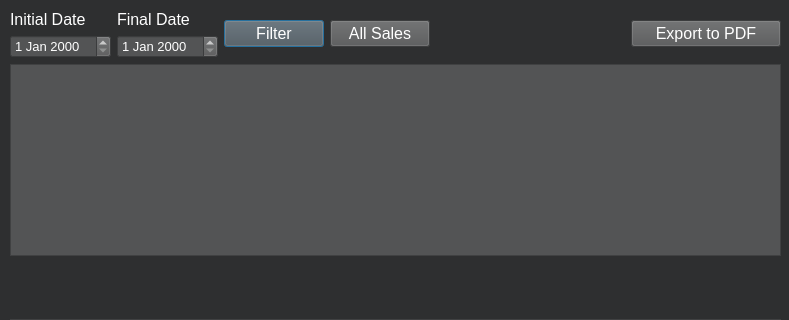
Old version of the form salesmanagementwindow.ui in the repository ThiagoServulo/InventoryAndSalesManagement; both pictures show x 0 to 789 and y 0 to 320 of the 789 by 522 pixel window.
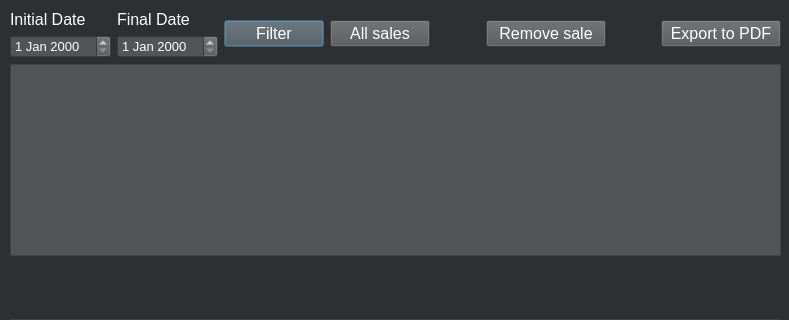
New version of the form.

Diff of the .ui file:
```diff
--- a/salesmanagementwindow.ui
+++ b/salesmanagementwindow.ui
@@ -143,7 +143,42 @@
 color: #FFFFFF;</string>
         </property>
         <property name="text">
-         <string>All Sales</string>
+         <string>All sales</string>
+        </property>
+       </widget>
+      </item>
+      <item>
+       <spacer name="horizontalSpacer_2">
+        <property name="orientation">
+         <enum>Qt::Horizontal</enum>
+        </property>
+        <property name="sizeHint" stdset="0">
+         <size>
+          <width>40</width>
+          <height>20</height>
+         </size>
+        </property>
+       </spacer>
+      </item>
+      <item>
+       <widget class="QPushButton" name="pushButton_removeSale">
+        <property name="minimumSize">
+         <size>
+          <width>120</width>
+          <height>0</height>
+         </size>
+        </property>
+        <property name="font">
+         <font>
+          <pointsize>12</pointsize>
+         </font>
+        </property>
+        <property name="styleSheet">
+         <string notr="true">background:#535455;
+color: #FFFFFF;</string>
+        </property>
+        <property name="text">
+         <string>Remove sale</string>
         </property>
        </widget>
       </item>
@@ -164,7 +199,7 @@
        <widget class="QPushButton" name="pushButton_exportPdf">
         <property name="minimumSize">
          <size>
-          <width>150</width>
+          <width>120</width>
           <height>0</height>
          </size>
         </property>
```
Left out of the diff: 10 changed lines with no effect on the pictures.
